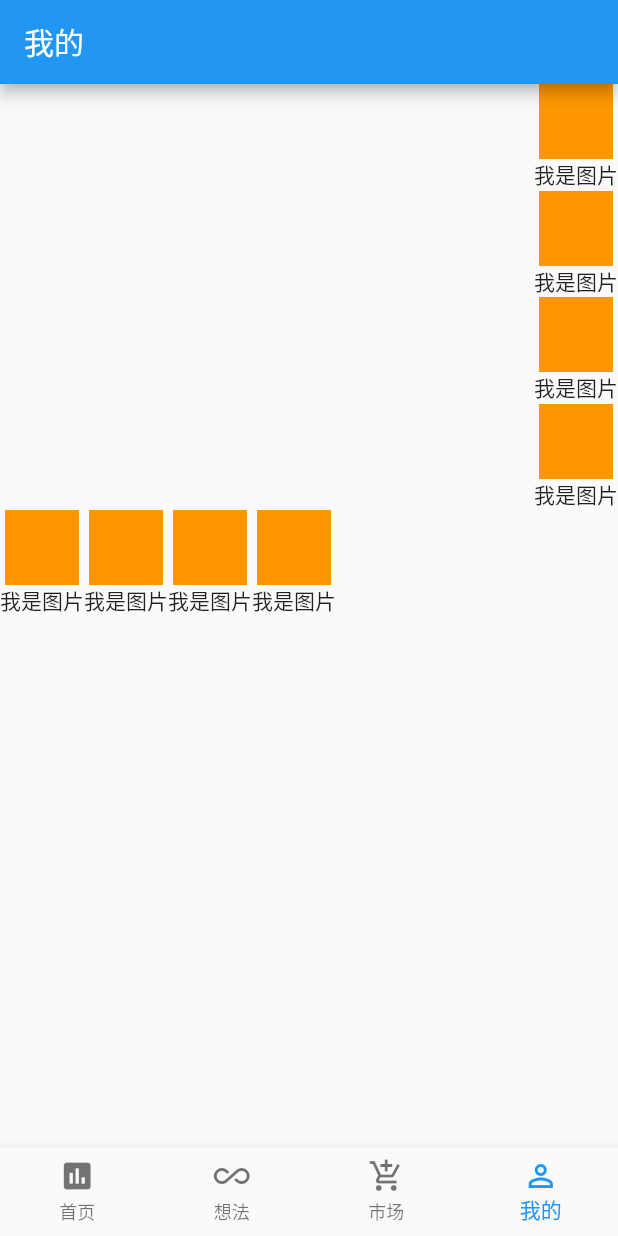
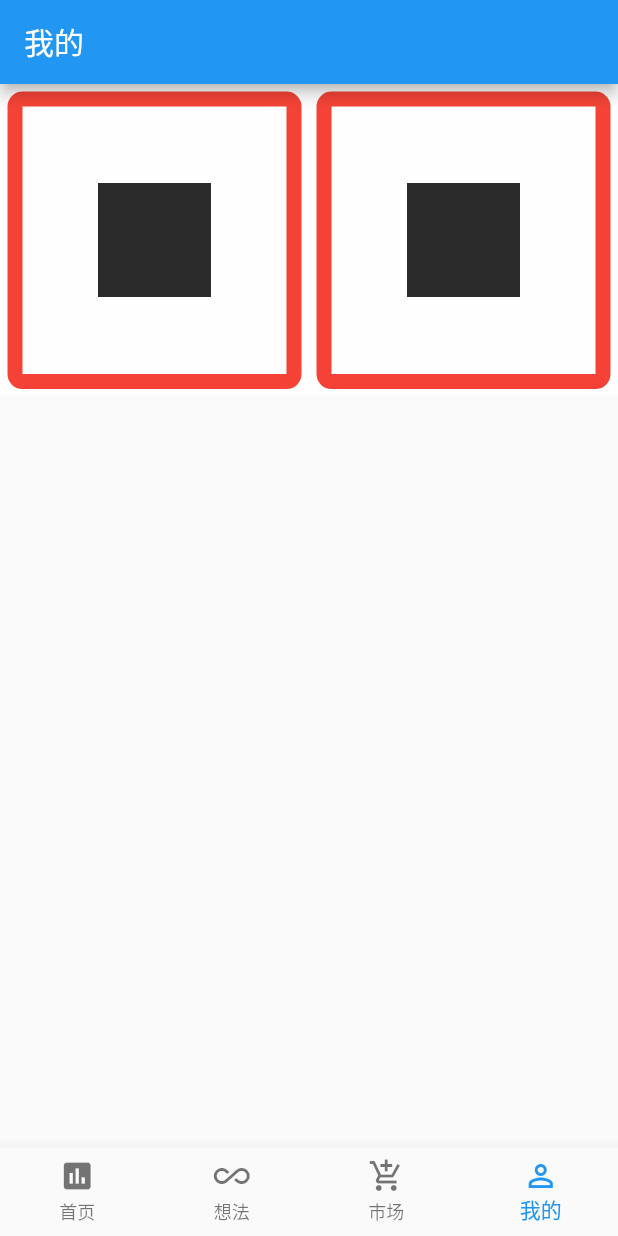
Before and after one commit to Unrealplace/flutterapp, a Flutter app: the screen it shows after launch, item 4 of the bottom bar chosen, on a phone screen of 412 x 824 dp. Run offline on Flutter 3.47's test engine with Material 2 defaults, Android fonts, the phone set to English and light mode, and no system bars; network calls fail.

Commit message:
container 布局控件的学习

```diff
--- a/flutter_demo1/lib/MyPage/my_page.dart
+++ b/flutter_demo1/lib/MyPage/my_page.dart
@@ -16,13 +16,44 @@ class _MyPageState extends State<MyPage> {
             new Container()
           ],
         ),
-        body:Column(
-          crossAxisAlignment: CrossAxisAlignment.end,
-          children: <Widget>[
-            MyCloumn(),
-            MyRow(),
-          ],
-        ),
+        body:MyContain(),
+      ),
+    );
+  }
+}
+
+class  MyContain extends StatelessWidget {
+
+  @override
+  Widget build(BuildContext context) {
+    // TODO: implement build
+    return Container(
+      decoration: BoxDecoration(
+        color: Colors.white70,
+      ),
+      child: Row(
+        children: <Widget>[
+          Expanded(
+            child: Container(
+              decoration: BoxDecoration(
+                border: Border.all(width: 10.0,color: Colors.red,style: BorderStyle.solid),
+                borderRadius: const BorderRadius.all(const Radius.circular(10.0)),
+              ),
+              margin: const EdgeInsets.all(5.0),
+              child: Image.asset('assets/images/test.png'),
+            ),
+          ),
+          Expanded(
+            child: Container(
+              decoration: BoxDecoration(
+                border: Border.all(width: 10.0,color: Colors.red,style: BorderStyle.solid),
+                borderRadius: const BorderRadius.all(const Radius.circular(10.0)),
+              ),
+              margin: const EdgeInsets.all(5.0),
+              child: Image.asset('assets/images/test.png'),
+            ),
+          ),
+        ],
       ),
     );
   }
```
Also changed, not shown: flutter_demo1/pubspec.lock.
